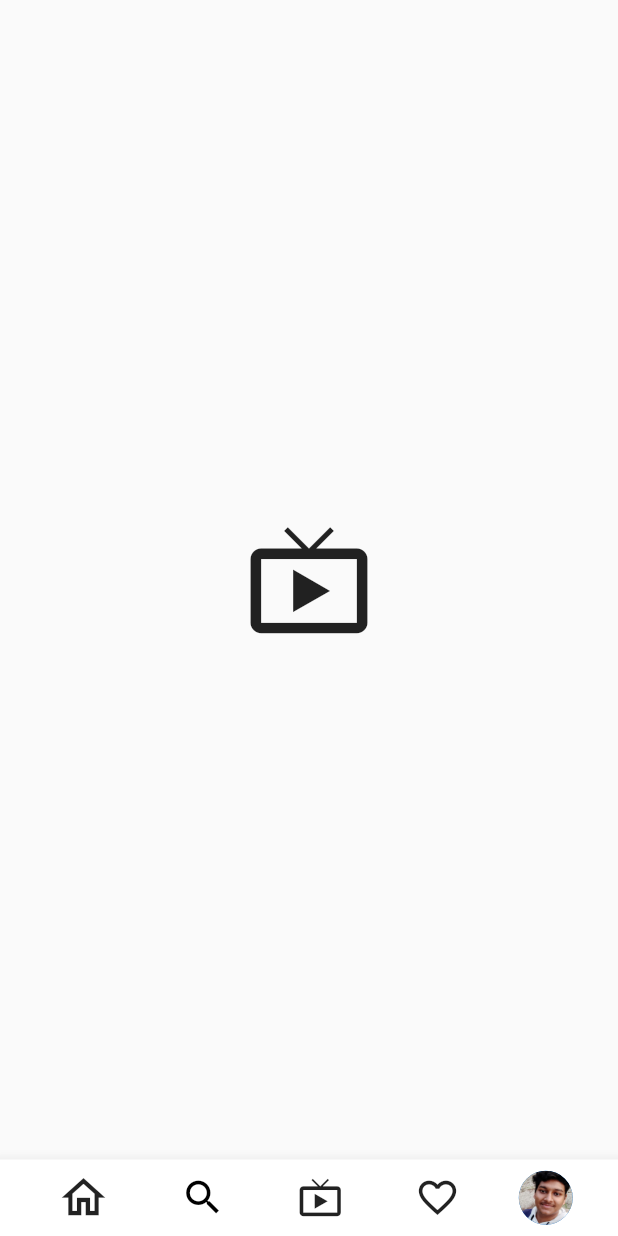
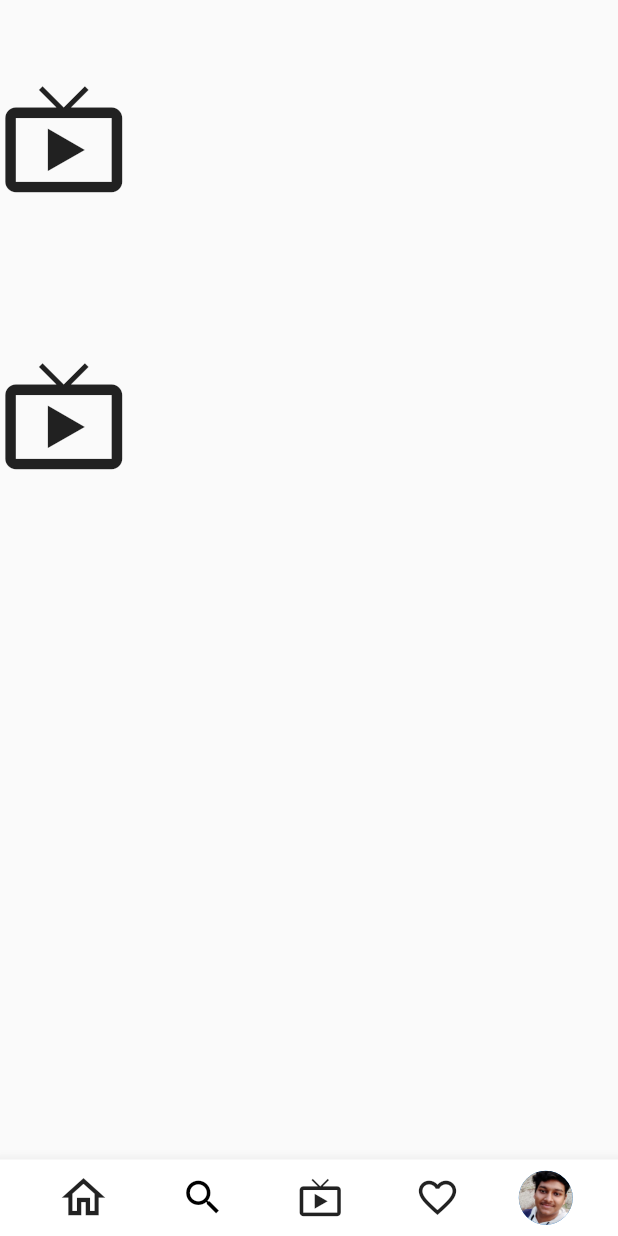
Before and after one commit to coderbhavya24/Instaclone, a Flutter app: the reels screen opened directly, on a phone screen of 412 x 824 dp. Run offline on Flutter 3.47's test engine with Material 2 defaults, Android fonts, the phone set to English and light mode, and no system bars.

Commit message:
restarting the project

```diff
--- a/lib/reel.dart
+++ b/lib/reel.dart
@@ -2,23 +2,23 @@ import 'package:flutter/material.dart';
 import 'package:myclone/search.dart';
 import 'package:myclone/activity.dart';
 import 'package:myclone/page.dart';
-import 'package:video_player/video_player.dart';
+
 
 class reels extends StatelessWidget {
-  late VideoPlayerController _controller;
-  @override
-  void initState() {
-    super.initState();
-    // Pointing the video controller to our local asset.
-    _controller = VideoPlayerController.asset("images/new_vedio.mp4")
-      ..initialize().then((_) {
-        // Once the video has been loaded we play the video and set looping to true.
-        _controller.play();
-        _controller.setLooping(true);
-        // Ensure the first frame is shown after the video is initialized.
-        setState(() {});
-      });
-  }
+  // late VideoPlayerController _controller;
+  // @override
+  // void initState() {
+  //   super.initState();
+  //   // Pointing the video controller to our local asset.
+  //   _controller = VideoPlayerController.asset("images/new_vedio.mp4")
+  //     ..initialize().then((_) {
+  //       // Once the video has been loaded we play the video and set looping to true.
+  //       _controller.play();
+  //       _controller.setLooping(true);
+  //       // Ensure the first frame is shown after the video is initialized.
+  //       setState(() {});
+  //     });
+  // }
 
   @override
   Widget build(BuildContext context) {
@@ -86,12 +86,23 @@ class reels extends StatelessWidget {
           ],
         ),
       ),
-      body:
+      body: Column(
+        children: [
+          Container(
+            margin: EdgeInsets.only(top: 50),
+            child: Icon(Icons.live_tv,
+              size: 85,),
+          ),
+          Container(
+            margin: EdgeInsets.only(top: 100),
+            child: Icon(Icons.live_tv,
+              size: 85,),
+          )
 
-              Center(
-                child: Icon(Icons.live_tv,
-                size: 85,),
-              ),
+        ],
+      )
+
+
 
 
 
--- a/pubspec.yaml
+++ b/pubspec.yaml
@@ -34,7 +34,6 @@ dependencies:
   # The following adds the Cupertino Icons font to your application.
   # Use with the CupertinoIcons class for iOS style icons.
   cupertino_icons: ^1.0.2
-  video_player: ^0.10.9+2
 
 dev_dependencies:
   flutter_test:
```
Also changed, not shown: pubspec.lock, 6 other files.
